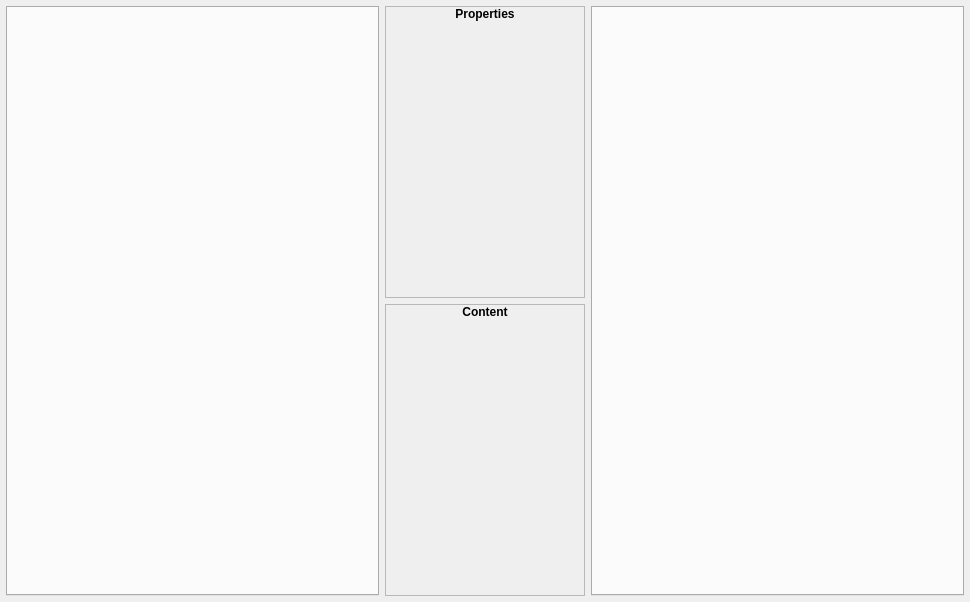
First picture: the form in zengarden/source/forms/zengarden.ui, repository aedm/zengine, before the edit.
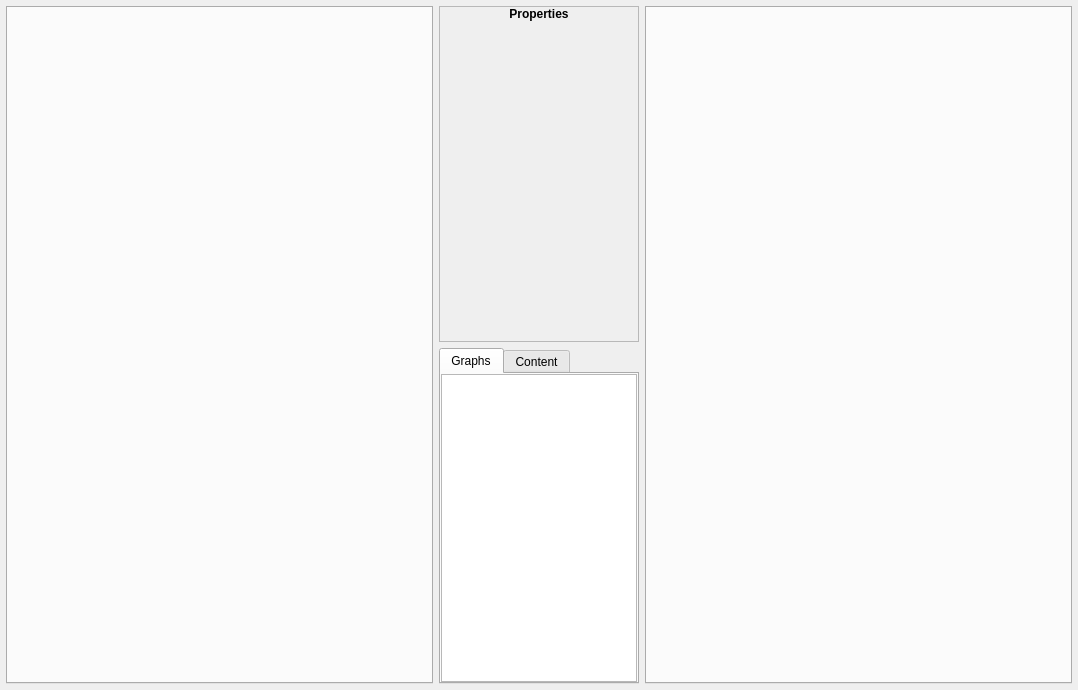
Second picture: the form after the edit.

What changed in the file:
```diff
--- a/zengarden/source/forms/zengarden.ui
+++ b/zengarden/source/forms/zengarden.ui
@@ -6,8 +6,8 @@
    <rect>
     <x>0</x>
     <y>0</y>
-    <width>970</width>
-    <height>602</height>
+    <width>1078</width>
+    <height>690</height>
    </rect>
   </property>
   <property name="windowTitle">
@@ -36,12 +36,24 @@
     </item>
     <item>
      <widget class="QWidget" name="centerPanel" native="true">
+      <property name="sizePolicy">
+       <sizepolicy hsizetype="Fixed" vsizetype="Preferred">
+        <horstretch>1</horstretch>
+        <verstretch>0</verstretch>
+       </sizepolicy>
+      </property>
       <property name="minimumSize">
        <size>
         <width>200</width>
         <height>0</height>
        </size>
       </property>
+      <property name="maximumSize">
+       <size>
+        <width>200</width>
+        <height>16777215</height>
+       </size>
+      </property>
       <layout class="QVBoxLayout" name="verticalLayout">
        <property name="leftMargin">
         <number>0</number>
@@ -101,7 +113,7 @@
           <item>
            <widget class="QFrame" name="frame_3">
             <property name="sizePolicy">
-             <sizepolicy hsizetype="Preferred" vsizetype="Expanding">
+             <sizepolicy hsizetype="Minimum" vsizetype="Expanding">
               <horstretch>0</horstretch>
               <verstretch>0</verstretch>
              </sizepolicy>
@@ -121,20 +133,45 @@
         </widget>
        </item>
        <item>
-        <widget class="QFrame" name="frame_2">
+        <widget class="QTabWidget" name="tabWidget">
          <property name="sizePolicy">
-          <sizepolicy hsizetype="Preferred" vsizetype="Expanding">
+          <sizepolicy hsizetype="Expanding" vsizetype="Expanding">
            <horstretch>0</horstretch>
            <verstretch>0</verstretch>
           </sizepolicy>
          </property>
-         <property name="frameShape">
-          <enum>QFrame::StyledPanel</enum>
+         <property name="maximumSize">
+          <size>
+           <width>200</width>
+           <height>16777215</height>
+          </size>
          </property>
-         <property name="frameShadow">
-          <enum>QFrame::Plain</enum>
+         <property name="tabPosition">
+          <enum>QTabWidget::North</enum>
          </property>
-         <layout class="QVBoxLayout" name="verticalLayout_3">
+         <property name="tabShape">
+          <enum>QTabWidget::Rounded</enum>
+         </property>
+         <property name="currentIndex">
+          <number>0</number>
+         </property>
+         <property name="elideMode">
+          <enum>Qt::ElideNone</enum>
+         </property>
+         <widget class="QWidget" name="graphsPanel">
+          <property name="sizePolicy">
+           <sizepolicy hsizetype="Expanding" vsizetype="Preferred">
+            <horstretch>0</horstretch>
+            <verstretch>0</verstretch>
+           </sizepolicy>
+          </property>
+          <attribute name="title">
+           <string>Graphs</string>
+          </attribute>
+          <layout class="QHBoxLayout" name="horizontalLayout_2">
+           <property name="spacing">
+            <number>0</number>
+           </property>
           <property name="leftMargin">
            <number>0</number>
           </property>
@@ -148,41 +185,22 @@
            <number>0</number>
           </property>
           <item>
-           <widget class="QLabel" name="detailsLabel_2">
-            <property name="font">
-             <font>
-              <weight>75</weight>
-              <bold>true</bold>
-             </font>
-            </property>
-            <property name="autoFillBackground">
-             <bool>false</bool>
-            </property>
-            <property name="text">
+            <widget class="QListView" name="listView">
+             <property name="sizePolicy">
+              <sizepolicy hsizetype="Expanding" vsizetype="Expanding">
+               <horstretch>0</horstretch>
+               <verstretch>0</verstretch>
+              </sizepolicy>
+             </property>
+            </widget>
+           </item>
+          </layout>
+         </widget>
+         <widget class="QWidget" name="contentPanel">
+          <attribute name="title">
              <string>Content</string>
-            </property>
-            <property name="alignment">
-             <set>Qt::AlignCenter</set>
-            </property>
-            <property name="margin">
-             <number>6</number>
-            </property>
-           </widget>
-          </item>
-          <item>
-           <spacer name="verticalSpacer">
-            <property name="orientation">
-             <enum>Qt::Vertical</enum>
-            </property>
-            <property name="sizeHint" stdset="0">
-             <size>
-              <width>20</width>
-              <height>40</height>
-             </size>
-            </property>
-           </spacer>
-          </item>
-         </layout>
+          </attribute>
+         </widget>
         </widget>
        </item>
       </layout>
```
Left out of the diff: 2 changed lines with no effect on the pictures. Lines whose indentation alone changed are shown as unchanged.
